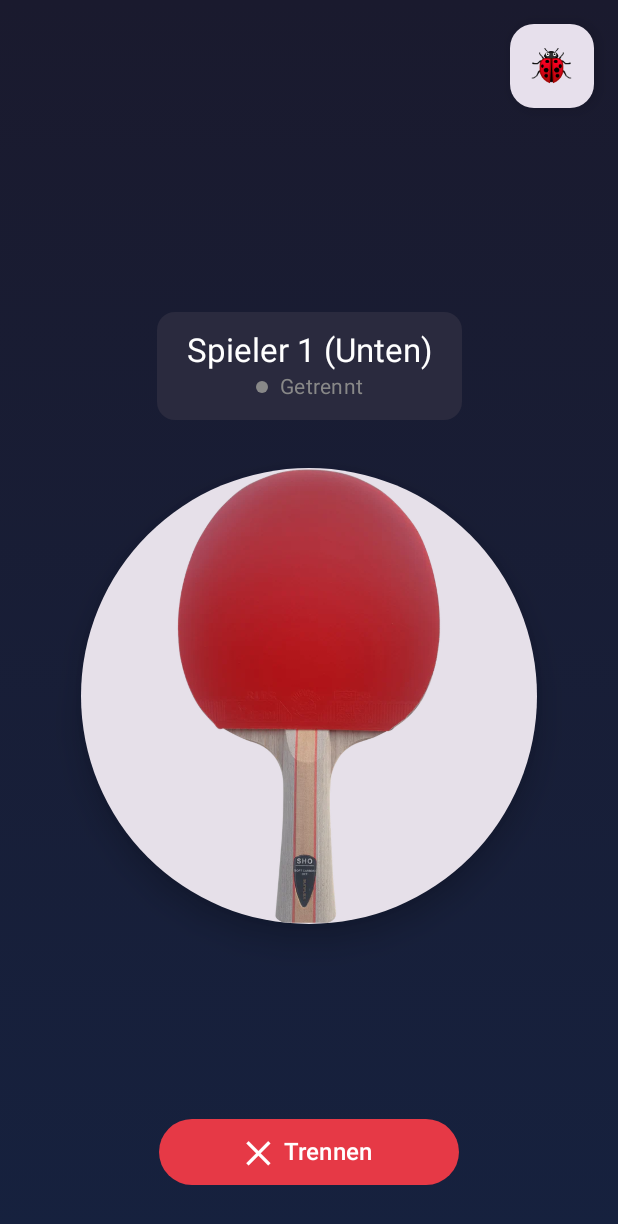
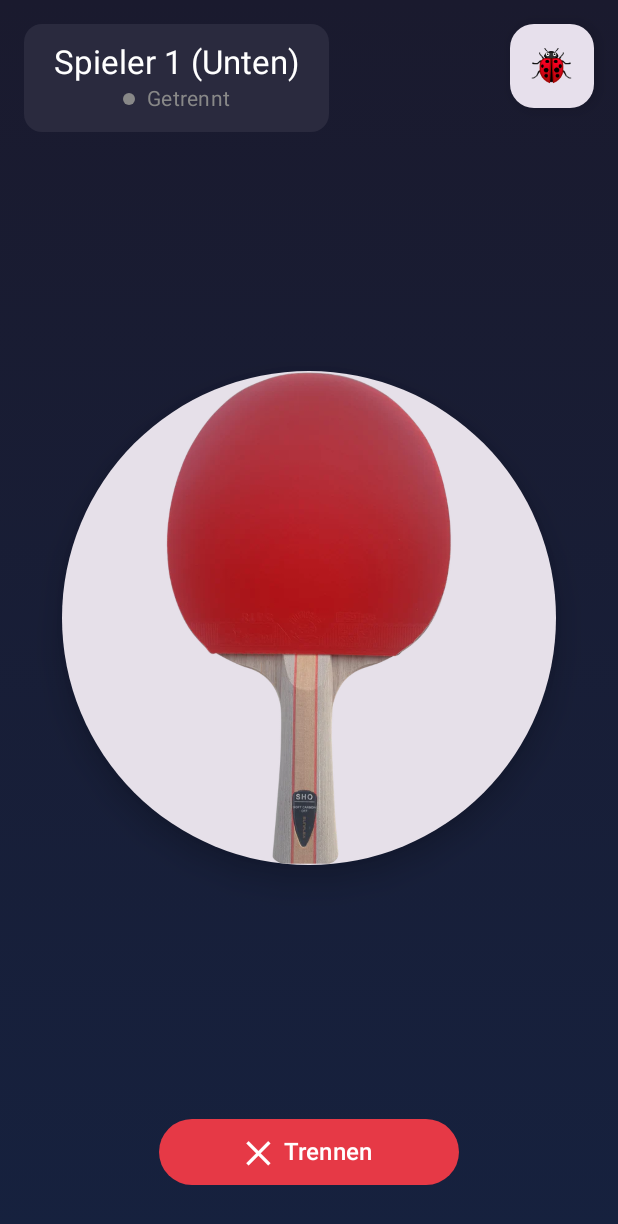
Before and after one commit to christiansuslic/hackatum2025-mobileapp, an Android app built with Jetpack Compose: the composable GameScreen shown on its own in the app's theme, on a phone screen of 412 x 824 dp. Shown: the top 1224 px of the screen. Run offline under Robolectric (Android 15) with nearby library versions, the phone set to English and light mode, and no system bars; our stand-ins replace Compose Multiplatform resources.

Commit message:
Fix GameScreen layout: move connection badge to top-left
Repositioned connection status badge from center to top-left corner
as per design requirements. The racket now properly occupies the
center of the screen with UI controls positioned around it:

- Top-left: Connection badge (player name + status)
- Top-right: Debug toggle button (🐞/✕)
- Center: Large racket image
- Bottom: Disconnect button

🤖 Generated with [Claude Code](https://claude.com/claude-code)

Co-Authored-By: Claude <noreply@anthropic.com>

```diff
--- a/composeApp/src/commonMain/kotlin/com/example/insanecrossmobilepingpongapp/ui/GameScreen.kt
+++ b/composeApp/src/commonMain/kotlin/com/example/insanecrossmobilepingpongapp/ui/GameScreen.kt
@@ -46,23 +46,11 @@ fun GameScreen(
                 )
             )
     ) {
-        // Main Content - Racket Display
-        Column(
-            modifier = Modifier
-                .fillMaxSize()
-                .padding(16.dp),
-            horizontalAlignment = Alignment.CenterHorizontally,
-            verticalArrangement = Arrangement.Center
+        // Main Content - Racket Display (centered)
+        Box(
+            modifier = Modifier.fillMaxSize(),
+            contentAlignment = Alignment.Center
         ) {
-            // Connection Status Indicator
-            ConnectionStatusBadge(
-                connectionState = connectionState,
-                playerRole = playerRole
-            )
-
-            Spacer(modifier = Modifier.height(32.dp))
-
-            // Racket Image
             RacketDisplay(
                 playerRole = playerRole,
                 modifier = Modifier
@@ -70,6 +58,15 @@ fun GameScreen(
                     .aspectRatio(1f)
             )
         }
+
+        // Top-Left Connection Badge
+        ConnectionStatusBadge(
+            connectionState = connectionState,
+            playerRole = playerRole,
+            modifier = Modifier
+                .align(Alignment.TopStart)
+                .padding(16.dp)
+        )
 
         // Top-Right Controls
         Row(
```
